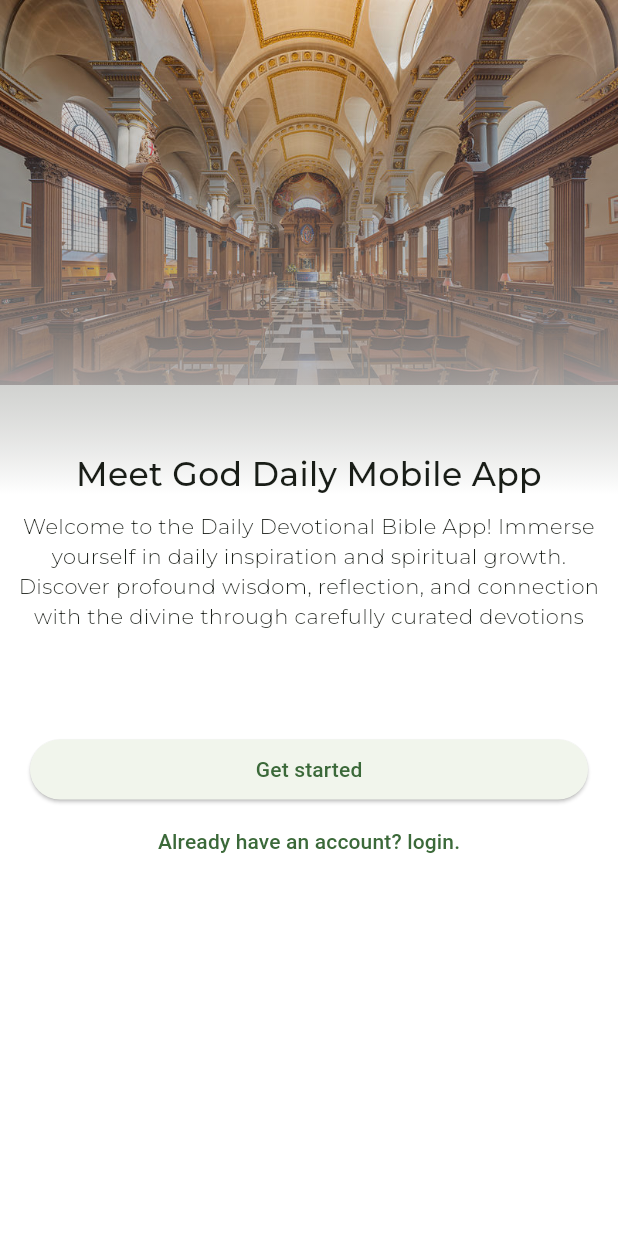
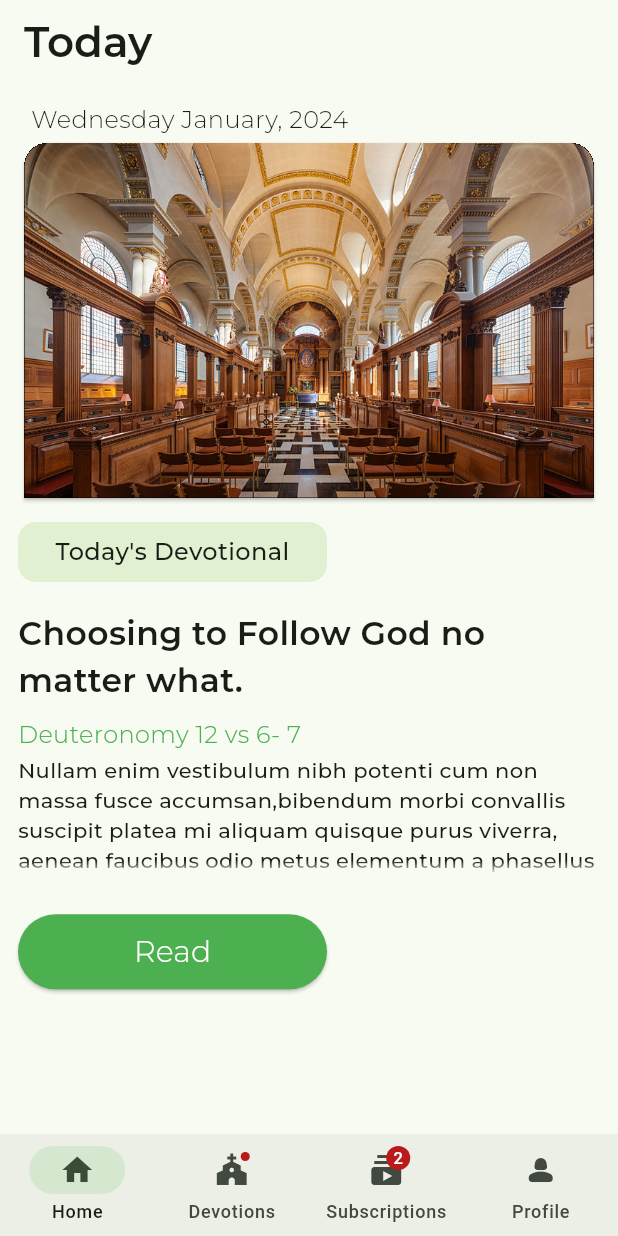
Before and after one commit to larrytamnjong/meet_god_daily_client, a Flutter app: the screen it shows after launch, on a phone screen of 412 x 824 dp. Run offline on Flutter 3.47's test engine with Material 3 defaults, Android fonts, the phone set to English and light mode, and no system bars; our stand-ins replace flutter_form_builder, form_field_validator, get, modal_progress_hud_nsn; project files that could hold a hidden picture were left out.

Commit message:
Added Devotion pages

```diff
--- a/lib/constants/api_urls.dart
+++ b/lib/constants/api_urls.dart
@@ -1,4 +1,5 @@
 String rootUrl = "http://10.0.2.2/meet_god_daily_api/src/Api";
+//String rootUrl = "http://192.168.137.1/meet_god_daily_api/src/Api";
 
 String registrationUrl = '$rootUrl/User/CreateUser.php';
 String loginUrl = '$rootUrl/User/AuthenticateUser.php';
--- a/lib/data/authentication.dart
+++ b/lib/data/authentication.dart
@@ -1,6 +1,5 @@
 import 'dart:convert';
 
-import 'package:flutter/cupertino.dart';
 import 'package:http/http.dart' as http;
 import 'package:meet_god_daily_client/constants/api_urls.dart';
 
@@ -21,7 +20,6 @@ class AuthenticationClient {
         throw Exception("Error occurred in request");
       }
     } catch (exception) {
-      debugPrint(exception.toString());
       return null;
     }
   }
--- a/lib/main.dart
+++ b/lib/main.dart
@@ -1,6 +1,6 @@
 import 'package:flutter/material.dart';
 import 'package:get/get_navigation/src/root/get_material_app.dart';
-import 'package:meet_god_daily_client/views/pages/authentication/onboarding_screen.dart';
+import 'package:meet_god_daily_client/views/pages/dashboard/dashboard.dart';
 
 void main() {
   runApp(const MyApp());
@@ -12,10 +12,11 @@ class MyApp extends StatelessWidget {
   @override
   Widget build(BuildContext context) {
     return GetMaterialApp(
-        theme: ThemeData(
-          colorScheme: ColorScheme.fromSeed(seedColor: Colors.green),
-          useMaterial3: true,
-        ),
-        home: const OnboardingScreen());
+      theme: ThemeData(
+        colorScheme: ColorScheme.fromSeed(seedColor: Colors.green),
+        useMaterial3: true,
+      ),
+      home: const DashboardScreen(),
+    );
   }
 }
--- a/lib/views/pages/authentication/onboarding_screen.dart
+++ b/lib/views/pages/authentication/onboarding_screen.dart
@@ -49,12 +49,12 @@ class OnboardingScreen extends StatelessWidget {
                         children: [
                           ElevatedButton(
                               onPressed: () {
-                                Get.to(const RegistrationScreen());
+                                Get.to(() => const RegistrationScreen());
                               },
                               child: const Text("Get started")),
                           TextButton(
                             onPressed: () {
-                              Get.to(const LoginScreen());
+                              Get.to(() => const LoginScreen());
                             },
                             child:
                                 const Text("Already have an account? login."),
--- /dev/null
+++ b/lib/views/pages/dashboard/dashboard.dart
@@ -0,0 +1,143 @@
+import 'package:flutter/material.dart';
+import 'package:meet_god_daily_client/views/pages/dashboard/home.dart';
+
+class DashboardScreen extends StatefulWidget {
+  const DashboardScreen({super.key});
+
+  @override
+  State<DashboardScreen> createState() => _DashboardScreenState();
+}
+
+class _DashboardScreenState extends State<DashboardScreen> {
+  int currentPageIndex = 0;
+
+  @override
+  Widget build(BuildContext context) {
+    final ThemeData theme = Theme.of(context);
+    return Scaffold(
+      bottomNavigationBar: NavigationBar(
+        height: 68,
+        onDestinationSelected: (int index) {
+          setState(() {
+            currentPageIndex = index;
+          });
+        },
+        selectedIndex: currentPageIndex,
+        destinations: const <Widget>[
+          NavigationDestination(
+            selectedIcon: Icon(Icons.home),
+            icon: Icon(Icons.home_outlined),
+            label: 'Home',
+          ),
+          NavigationDestination(
+            icon: Badge(child: Icon(Icons.church)),
+            label: 'Devotions',
+          ),
+          NavigationDestination(
+            icon: Badge(
+              label: Text('2'),
+              child: Icon(Icons.subscriptions),
+            ),
+            label: 'Subscriptions',
+          ),
+          NavigationDestination(
+            icon: Icon(Icons.person_2_rounded),
+            label: 'Profile',
+          ),
+        ],
+      ),
+      body: <Widget>[
+        /// Home page
+        const HomePage(),
+
+        /// Notifications page
+        const Padding(
+          padding: EdgeInsets.all(8.0),
+          child: Column(
+            children: <Widget>[
+              Card(
+                child: ListTile(
+                  leading: Icon(Icons.notifications_sharp),
+                  title: Text('Notification 1'),
+                  subtitle: Text('This is a notification'),
+                ),
+              ),
+              Card(
+                child: ListTile(
+                  leading: Icon(Icons.notifications_sharp),
+                  title: Text('Notification 2'),
+                  subtitle: Text('This is a notification'),
+                ),
+              ),
+            ],
+          ),
+        ),
+
+        /// Messages page
+        ListView.builder(
+          reverse: true,
+          itemCount: 2,
+          itemBuilder: (BuildContext context, int index) {
+            if (index == 0) {
+              return Align(
+                alignment: Alignment.centerRight,
+                child: Container(
+                  margin: const EdgeInsets.all(8.0),
+                  padding: const EdgeInsets.all(8.0),
+                  decoration: BoxDecoration(
+                    color: theme.colorScheme.primary,
+                    borderRadius: BorderRadius.circular(8.0),
+                  ),
+                  child: Text(
+                    'Hello',
+                    style: theme.textTheme.bodyLarge!
+                        .copyWith(color: theme.colorScheme.onPrimary),
+                  ),
+                ),
+              );
+            }
+            return Align(
+              alignment: Alignment.centerLeft,
+              child: Container(
+                margin: const EdgeInsets.all(8.0),
+                padding: const EdgeInsets.all(8.0),
+                decoration: BoxDecoration(
+                  color: theme.colorScheme.primary,
+                  borderRadius: BorderRadius.circular(8.0),
+                ),
+                child: Text(
+                  'Hi!',
+                  style: theme.textTheme.bodyLarge!
+                      .copyWith(color: theme.colorScheme.onPrimary),
+                ),
+              ),
+            );
+          },
+        ),
+
+        /// Notifications page
+        const Padding(
+          padding: EdgeInsets.all(8.0),
+          child: Column(
+            children: <Widget>[
+              Card(
+                child: ListTile(
+                  leading: Icon(Icons.notifications_sharp),
+                  title: Text('Notification 1'),
+                  subtitle: Text('This is a notification'),
+                ),
+              ),
+              Card(
+                child: ListTile(
+                  leading: Icon(Icons.notifications_sharp),
+                  title: Text('Notification 2'),
+                  subtitle: Text('This is a notification'),
+                ),
+              ),
+            ],
+          ),
+        ),
+      ][currentPageIndex],
+    );
+  }
+}
--- /dev/null
+++ b/lib/views/pages/dashboard/home.dart
@@ -0,0 +1,114 @@
+import 'package:flutter/material.dart';
+import 'package:get/get.dart';
+import 'package:meet_god_daily_client/constants/image_paths.dart';
+import 'package:meet_god_daily_client/views/pages/dashboard/read_devotion.dart';
+import 'package:meet_god_daily_client/views/widgets/styles/text_styles.dart';
+
+class HomePage extends StatefulWidget {
+  const HomePage({super.key});
+
+  @override
+  State<HomePage> createState() => _HomePageState();
+}
+
+class _HomePageState extends State<HomePage> {
+  @override
+  Widget build(BuildContext context) {
+    return Scaffold(
+      appBar: AppBar(
+        title: Text(
+          "Today",
+          style: largeHeadingStyle.copyWith(
+              fontSize: 28.0, fontWeight: FontWeight.w600),
+        ),
+      ),
+      body: SafeArea(
+        child: SingleChildScrollView(
+          child: Padding(
+            padding: const EdgeInsets.all(12.0),
+            child: Column(
+              crossAxisAlignment: CrossAxisAlignment.start,
+              children: [
+                Text(
+                  "  Wednesday January, 2024",
+                  style: mediumTextStyle.copyWith(fontSize: 16.0),
+                ),
+                Card(
+                  clipBehavior: Clip.hardEdge,
+                  shape: const RoundedRectangleBorder(
+                    side: BorderSide(width: 0.0),
+                    borderRadius: BorderRadius.only(
+                      topLeft: Radius.circular(16.0),
+                      topRight: Radius.circular(16.0),
+                    ),
+                  ),
+                  child: Image(
+                    image: AssetImage(ImagePaths.churchImage),
+                  ),
+                ),
+                const SizedBox(height: 12.0),
+                Container(
+                  decoration: BoxDecoration(
+                    borderRadius: BorderRadius.circular(12.0),
+                    color: Colors.lightGreen.withOpacity(0.2),
+                  ),
+                  height: 40.0,
+                  width: MediaQuery.sizeOf(context).width / 2,
+                  child: Center(
+                    child: Text(
+                      "Today's Devotional",
+                      style: mediumTextStyle.copyWith(
+                          fontSize: 16.0, fontWeight: FontWeight.w400),
+                      textAlign: TextAlign.center,
+                    ),
+                  ),
+                ),
+                const SizedBox(height: 18.0),
+                Text(
+                  "Choosing to Follow God no matter what.",
+                  style: largeHeadingStyle.copyWith(
+                      fontWeight: FontWeight.w600, fontSize: 22),
+                ),
+                const SizedBox(height: 10.0),
+                Text(
+                  "Deuteronomy 12 vs 6- 7",
+                  style: mediumTextStyle.copyWith(
+                      color: Colors.green, fontSize: 16.0),
+                ),
+                const SizedBox(height: 2.5),
+                Text(
+                  "Nullam enim vestibulum nibh potenti cum non massa fusce accumsan,"
+                  "bibendum morbi convallis suscipit platea mi aliquam quisque "
+                  "purus viverra, aenean faucibus odio metus elementum a phasellus ridiculus.",
+                  style: fontFamilyOnly,
+                  maxLines: 4,
+                  overflow: TextOverflow.fade,
+                ),
+                const SizedBox(height: 26.0),
+                SizedBox(
+                  height: 50.0,
+                  width: MediaQuery.sizeOf(context).width / 2,
+                  child: ElevatedButton(
+                    style: ButtonStyle(
+                        backgroundColor:
+                            MaterialStateProperty.all<Color>(Colors.green)),
+                    onPressed: () {
+                      Get.to(() => const ReadDevotion());
+                    },
+                    child: Text(
+                      "Read",
+                      style: mediumTextStyle.copyWith(
+                        color: Colors.white,
+                        fontSize: 20.0,
+                      ),
+                    ),
+                  ),
+                )
+              ],
+            ),
+          ),
+        ),
+      ),
+    );
+  }
+}
```
Also changed, not shown: lib/controllers/authentication/authentication.dart (+39 -6 lines), lib/views/dialogs/snackbars.dart (added, +26 -0 lines), lib/views/pages/authentication/login_screen.dart (+10 -2 lines), lib/views/pages/authentication/registration_screen.dart (+10 -2 lines), lib/views/pages/dashboard/read_devotion.dart (added, +118 -0 lines).
